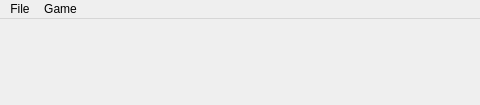
Qt form apps/sapper/src/mainwindow.ui (petr-panteleyev/cpp) before a commit; both pictures show x 0 to 480 and y 0 to 105 of the 1235 by 105 pixel window.
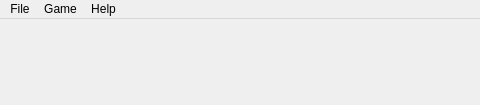
The same form after that commit.

The edit to the form file:
```diff
--- a/apps/sapper/src/mainwindow.ui
+++ b/apps/sapper/src/mainwindow.ui
@@ -117,8 +117,15 @@
      <string>Game</string>
     </property>
    </widget>
+   <widget class="QMenu" name="menuHelp">
+    <property name="title">
+     <string>Help</string>
+    </property>
+    <addaction name="actionAbout"/>
+   </widget>
    <addaction name="menuFile"/>
    <addaction name="menuGame"/>
+   <addaction name="menuHelp"/>
   </widget>
   <action name="actionExit">
    <property name="text">
```
Left out of the diff: 5 changed lines with no effect on the pictures.
